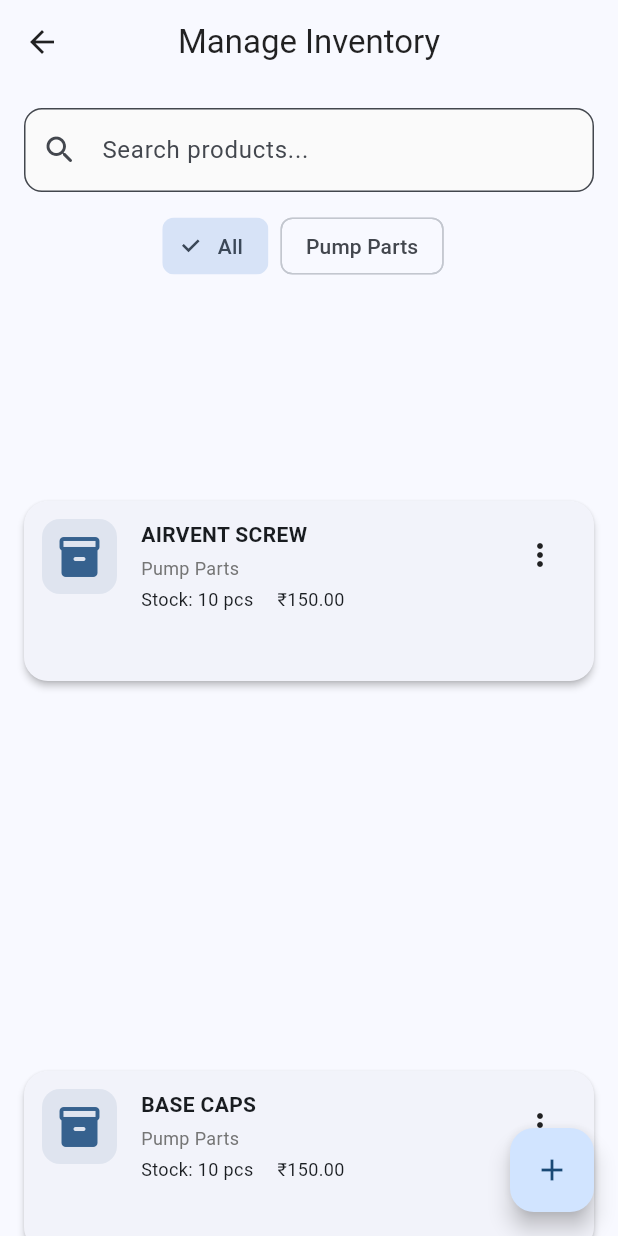
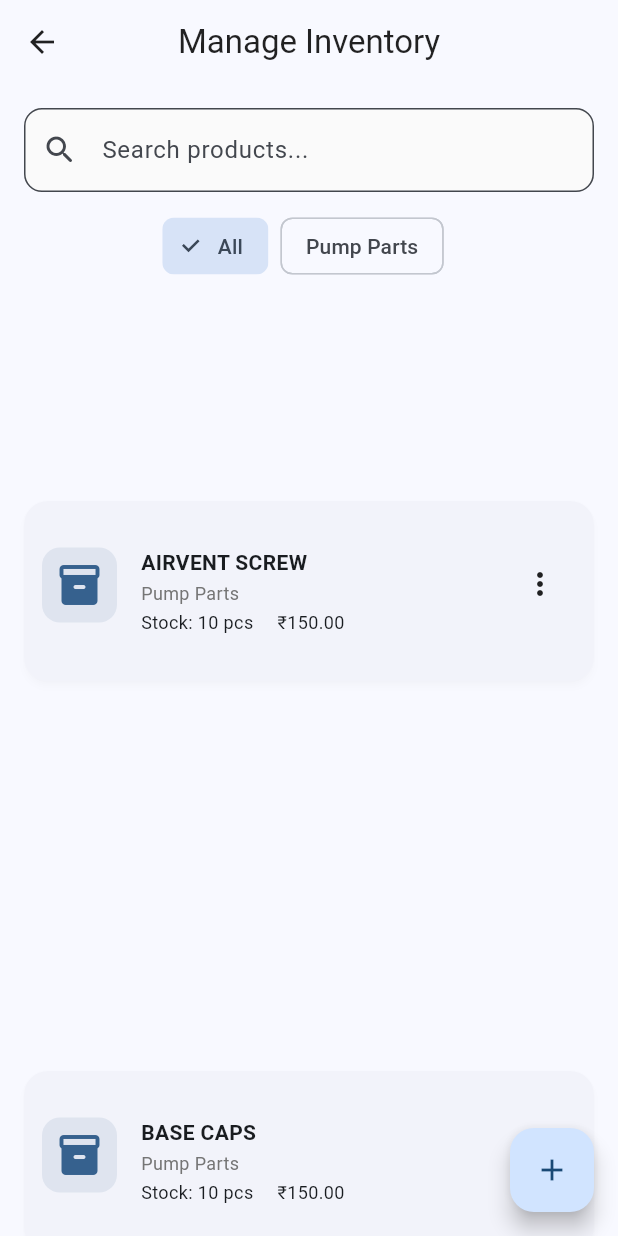
Before and after one commit to 1211-abhishek/Workshop-Billing, a Flutter app: the AdminScreen screen opened directly, after a tap on "Manage Inventory", on a phone screen of 412 x 824 dp. Run offline on Flutter 3.47's test engine with Material 3 defaults, Android fonts, the phone set to English and light mode, and no system bars; our stand-ins replace cross_file, open_filex, pdf, printing, share_plus, sqflite and 1 more; missing offline and left inert: file_selector; accounts and stored records are empty.

Commit message:
Refactor CustomCard and ProductTile for improved layout and responsiveness

```diff
--- a/lib/widgets/custom_card.dart
+++ b/lib/widgets/custom_card.dart
@@ -25,28 +25,24 @@ class CustomCard extends StatelessWidget {
     double padding;
     if (width < 500) {
       cardWidth = double.infinity;
-      cardHeight = double.infinity;
+      cardHeight = 160;
       iconSize = 25;
-      padding = 5;
+      padding = 12;
     } else if (width < 800) {
-      cardWidth = 350;
-      cardHeight = 450;
+      cardWidth = 320;
+      cardHeight = 210;
       iconSize = 30;
-      padding = 7;
+      padding = 16;
     } else {
-      cardWidth = 400;
-      cardHeight = 500;
+      cardWidth = 360;
+      cardHeight = 220;
       iconSize = 40;
-      padding = 7;
+      padding = 20;
     }
     return Center(
-      child: ConstrainedBox(
-        constraints: BoxConstraints(
-          minWidth: 140,
-          maxWidth: cardWidth,
-          minHeight: 120,
-          maxHeight: 220,
-        ),
+      child: SizedBox(
+        width: cardWidth == double.infinity ? null : cardWidth,
+        height: cardHeight,
         child: Card(
           shape: RoundedRectangleBorder(
             borderRadius: BorderRadius.circular(16),
@@ -59,14 +55,15 @@ class CustomCard extends StatelessWidget {
             borderRadius: BorderRadius.circular(16),
             child: Padding(
               padding: EdgeInsets.all(padding),
+              child: IntrinsicHeight(
                 child: Column(
                   mainAxisAlignment: MainAxisAlignment.center,
-                mainAxisSize: MainAxisSize.max,
                   crossAxisAlignment: CrossAxisAlignment.center,
                   children: [
-                  Flexible(
+                    Expanded(
+                      flex: 2,
                       child: Container(
-                      padding: EdgeInsets.all(padding),
+                        padding: EdgeInsets.all(padding / 2),
                         decoration: BoxDecoration(
                           color: (iconColor ?? Theme.of(context).colorScheme.primary)
                               .withOpacity(0.1),
@@ -80,7 +77,8 @@ class CustomCard extends StatelessWidget {
                       ),
                     ),
                     const SizedBox(height: 12),
-                  Flexible(
+                    Expanded(
+                      flex: 1,
                       child: Text(
                         title,
                         style: Theme.of(context).textTheme.titleMedium?.copyWith(
@@ -93,7 +91,8 @@ class CustomCard extends StatelessWidget {
                       ),
                     ),
                     const SizedBox(height: 6),
-                  Flexible(
+                    Expanded(
+                      flex: 1,
                       child: Text(
                         subtitle,
                         style: Theme.of(context).textTheme.bodySmall?.copyWith(
@@ -111,6 +110,7 @@ class CustomCard extends StatelessWidget {
             ),
           ),
         ),
+      ),
     );
   }
 }
--- a/lib/widgets/product_tile.dart
+++ b/lib/widgets/product_tile.dart
@@ -41,16 +41,25 @@ class ProductTile extends StatelessWidget {
       fontSize = 18;
     }
     return Center(
-      child: ConstrainedBox(
-        constraints: BoxConstraints(maxWidth: cardWidth, maxHeight: 120),
+      child: SizedBox(
+        width: cardWidth == double.infinity ? null : cardWidth,
+        height: width < 500 ? 120 : width < 800 ? 140 : 160, // Fixed height like CustomCard
         child: Card(
+          shape: RoundedRectangleBorder(
+            borderRadius: BorderRadius.circular(16),
+          ),
           margin: const EdgeInsets.all(0),
+          elevation: 2,
+          shadowColor: Colors.black.withOpacity(0.1),
           child: Padding(
             padding: EdgeInsets.all(padding),
-            child: Row(
+            child: Column(
+              mainAxisAlignment: MainAxisAlignment.center,
               crossAxisAlignment: CrossAxisAlignment.start,
               children: [
-                // Leading Icon
+                Row(
+                  crossAxisAlignment: CrossAxisAlignment.start,
+                  children: [
                     Container(
                       width: 50,
                       height: 50,
@@ -65,16 +74,18 @@ class ProductTile extends StatelessWidget {
                       ),
                     ),
                     const SizedBox(width: 16),
-                // Title & Subtitle
                     Expanded(
                       child: Column(
                         crossAxisAlignment: CrossAxisAlignment.start,
+                        mainAxisAlignment: MainAxisAlignment.center,
                         children: [
                           Text(
                             product.name,
                             style: TextStyle(fontWeight: FontWeight.bold, fontSize: fontSize),
+                            overflow: TextOverflow.ellipsis,
+                            maxLines: 1,
                           ),
-                      const SizedBox(height: 4),
+                          const SizedBox(height: 2),
                           if (product.category != null)
                             Text(
                               product.category!,
@@ -82,8 +93,10 @@ class ProductTile extends StatelessWidget {
                                 color: Colors.grey.shade600,
                                 fontSize: fontSize - 2,
                               ),
+                              overflow: TextOverflow.ellipsis,
+                              maxLines: 1,
                             ),
-                      const SizedBox(height: 4),
+                          const SizedBox(height: 2),
                           Row(
                             children: [
                               Text('Stock: ${product.quantity} ${product.unit}', style: TextStyle(fontSize: fontSize - 2)),
@@ -111,7 +124,6 @@ class ProductTile extends StatelessWidget {
                         ],
                       ),
                     ),
-                // Trailing
                     const SizedBox(width: 8),
                     Align(
                       alignment: Alignment.topCenter,
@@ -157,6 +169,8 @@ class ProductTile extends StatelessWidget {
                     ),
                   ],
                 ),
+              ],
+            ),
           ),
         ),
       ),
```
Lines whose indentation alone changed are shown as unchanged.
